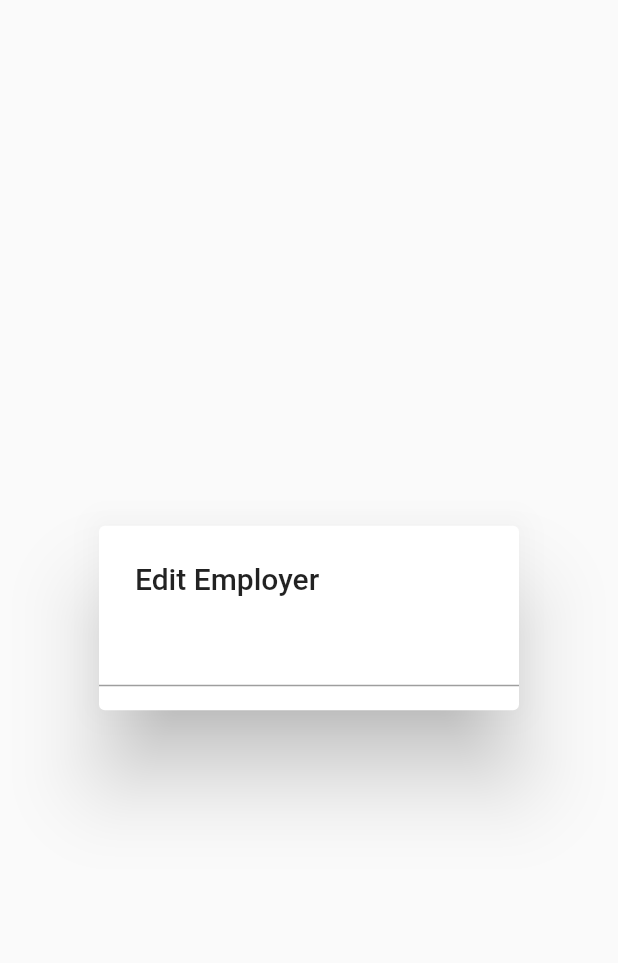
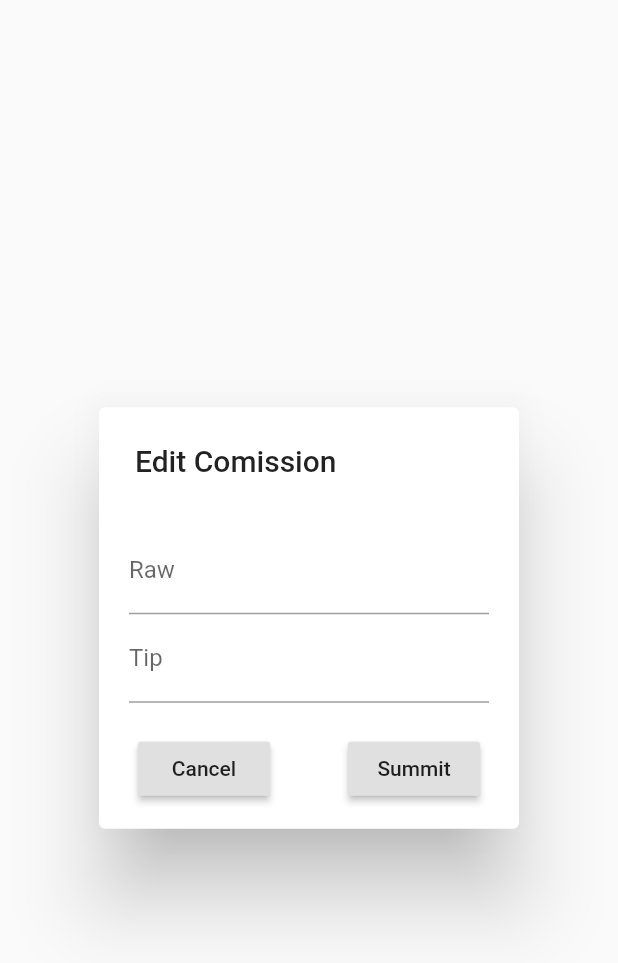
Before and after one commit to tienlatien252/Commission-Calculator, a Flutter app: the EditDataView widget shown alone on an empty page, opened directly, on a phone screen of 412 x 824 dp. Shown: the top 963 px of the screen. Run offline on Flutter 3.47's test engine with Material 2 defaults, Android fonts, the phone set to English and light mode, and no system bars; our stand-ins replace cloud_firestore, firebase_auth, flutter_redux, google_sign_in, redux, shared_preferences; missing offline and left inert: flutter_facebook_login; accounts and stored records are empty.

Commit message:
Edit commission data dialog structure is there, functionailities are not yet implemented

```diff
--- a/lib/edit_data_view.dart
+++ b/lib/edit_data_view.dart
@@ -2,6 +2,7 @@ import 'package:flutter/material.dart';
 import 'package:firebase_auth/firebase_auth.dart';
 import 'package:cloud_firestore/cloud_firestore.dart';
 import 'package:flutter_redux/flutter_redux.dart';
+import 'package:redux/redux.dart';
 
 import 'dart:async';
 import 'logic/app_state.dart';
@@ -14,6 +15,13 @@ class _EditDataViewModel {
   _EditDataViewModel({this.currentUser, this.currentEmployer});
 }
 
+class _ComissionData {
+  double raw;
+  double commission;
+  double tip;
+  double total;
+}
+
 class EditDataView extends StatefulWidget {
   EditDataView({Key key, this.title, this.date}) : super(key: key);
   final String title;
@@ -24,45 +32,80 @@ class EditDataView extends StatefulWidget {
 
 class _EditDataViewState extends State<EditDataView> {
   final _formKey = GlobalKey<FormState>();
+  _ComissionData _comissionData = _ComissionData();
 
-  // _saveNewEmployer(Function() callback, FirebaseUser user) async {
-  //   if (_nameController.text.length != 0) {
-  //     String id = user.uid;
-  //     String pathString = 'users/' + id + '/employers';
-  //     Map<String, dynamic> data = {
-  //         'name': _nameController.text,
-  //         'commission_rate': _comissionRate.round() / 100,
-  //         'isDeleted': false
-  //     };
-  //     Future future;
-  //     if (widget.employer == null) {
-  //       future =  Firestore.instance.collection(pathString).document().setData(data);
-  //     } else {
-  //       future = Firestore.instance.collection(pathString).document(widget.employer.employerId).setData(data);
-  //     }
+  onPresscancel() {
+    Navigator.pop(context);
+  }
 
-  //     future.whenComplete((){
-  //       callback();
-  //     }).catchError((e) => print(e));
-  //   }
+  void submit() {
+    if (this._formKey.currentState.validate()) {
+      _formKey.currentState.save();
+    }
+  }
 
-  //   Navigator.pop(context);
-  // }
+  String _validateNumber(String value) {
+    try {
+      double.parse(value);
+    } catch (e) {
+      return 'The field must be a number.';
+    }
 
+    return null;
+  }
 
   @override
   Widget build(BuildContext context) {
+    return StoreConnector<AppState, _EditDataViewModel>(
+      converter: (Store<AppState> store) {
+        return _EditDataViewModel(
+            currentEmployer: store.state.currentEmployer,
+            currentUser: store.state.currentUser);
+      },
+      builder: (BuildContext context, _EditDataViewModel viewModel) {
         return SimpleDialog(
           title: Text(widget.title),
           children: <Widget>[
-        Form(
+            Container(
+              padding: EdgeInsets.all(20.0),
+              child: Form(
                 key: _formKey,
                 child: Column(
                   children: <Widget>[
-            TextFormField()
+                    TextFormField(
+                        keyboardType: TextInputType.number,
+                        decoration: new InputDecoration(labelText: 'Raw'),
+                        validator: _validateNumber,
+                        onSaved: (String value) {
+                          _comissionData.raw = double.parse(value);
+                        }),
+                    TextFormField(
+                        keyboardType: TextInputType.number,
+                        decoration: new InputDecoration(labelText: 'Tip'),
+                        validator: _validateNumber,
+                        onSaved: (String value) {
+                          _comissionData.tip = double.parse(value);
+                        }),
                   ],
-        ),)
+                ),
+              ),
+            ),
+            Row(
+              mainAxisAlignment: MainAxisAlignment.spaceAround,
+              children: <Widget>[
+                RaisedButton(
+                  onPressed: onPresscancel,
+                  child: Text("Cancel"),
+                ),
+                RaisedButton(
+                  onPressed: submit,
+                  child: Text("Summit"),
+                )
               ],
+            )
+          ],
+        );
+      },
     );
   }
 }
--- a/lib/home_page.dart
+++ b/lib/home_page.dart
@@ -56,7 +56,7 @@ class _HomePageState extends State<HomePage> {
     await showDialog(
         context: context,
         builder: (BuildContext context) {
-          return EditDataView(title: "Edit Employer");
+          return EditDataView(title: "Edit Comission");
         });
   }
 
--- a/lib/main.dart
+++ b/lib/main.dart
@@ -131,9 +131,6 @@ class LoadingView extends StatelessWidget {
   @override
   Widget build(BuildContext context) {
      return Scaffold(
-          appBar: AppBar(
-            title: Text(title),
-          ),
           body: Center(child: CircularProgressIndicator())
      );
   }
```
Lines whose indentation alone changed are shown as unchanged.
